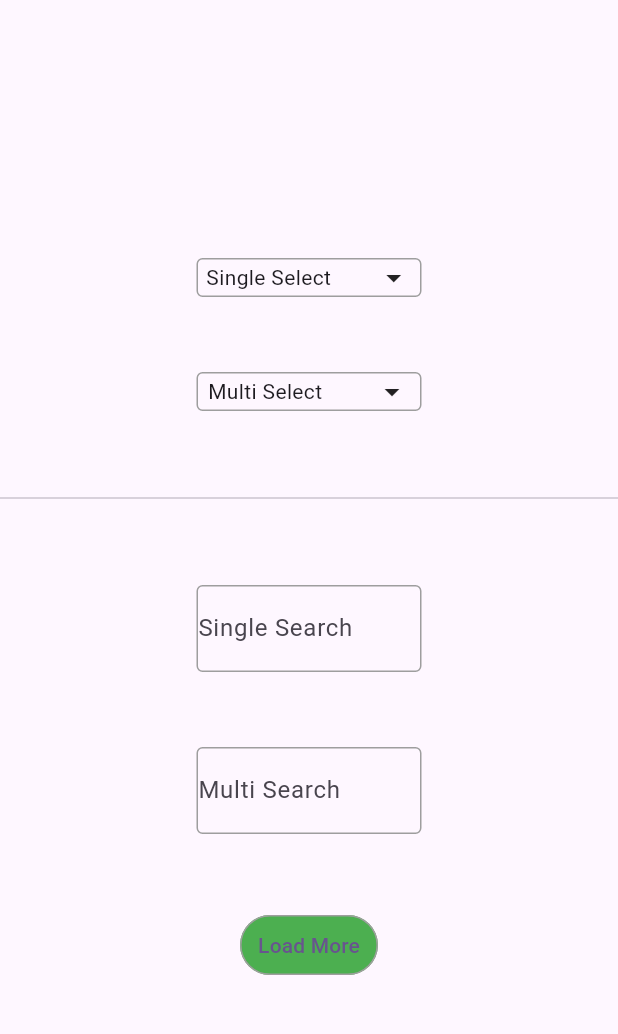
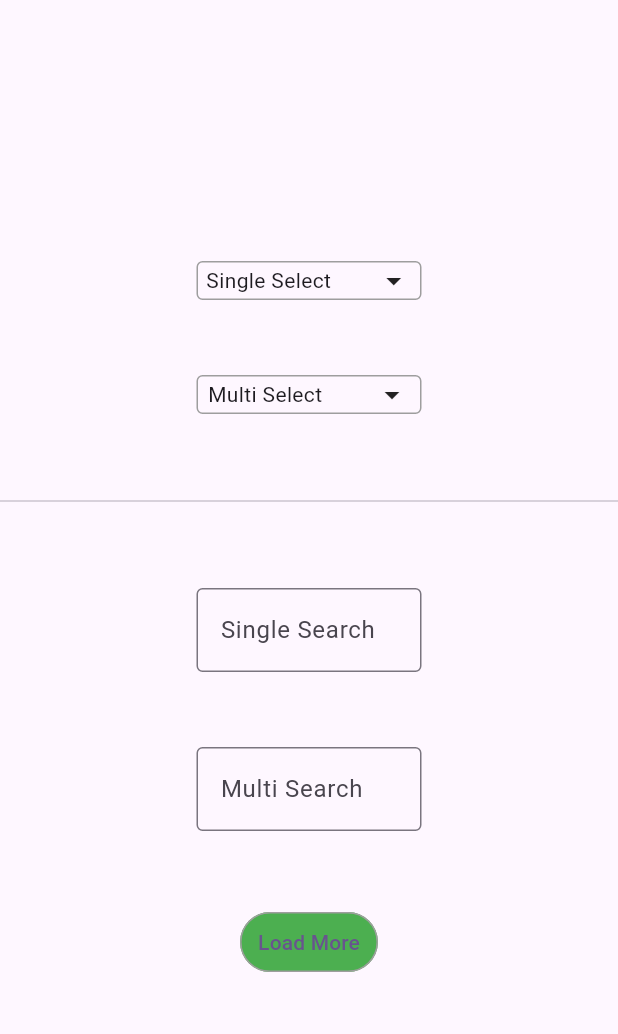
Before and after one commit to SimonWang9610/simple_dropdown, a Flutter app: the screen it shows after launch, on a phone screen of 412 x 824 dp, the part 63-1097 px from its top. Run offline on Flutter 3.47's test engine with Material 3 defaults, Android fonts, the phone set to English and light mode, and no system bars.

```diff
--- a/example/lib/main.dart
+++ b/example/lib/main.dart
@@ -170,17 +170,13 @@ class _DropdownExampleState extends State<DropdownExample> {
           const SizedBox(height: 50),
           SimpleDropdown<String>.list(
             controller: _singleSearchController,
-            builder: (_) => Container(
+            builder: (_) => SizedBox(
               width: 150,
-              decoration: BoxDecoration(
-                border: Border.all(color: Colors.grey),
-                borderRadius: BorderRadius.circular(4),
-              ),
               child: TextField(
                 controller: _singleSearch,
                 decoration: const InputDecoration(
                   labelText: "Single Search",
-                  border: InputBorder.none,
+                  border: OutlineInputBorder(),
                 ),
                 onChanged: (value) {
                   if (!_singleSearchController.isOpen) {
@@ -223,17 +219,13 @@ class _DropdownExampleState extends State<DropdownExample> {
           const SizedBox(height: 50),
           SimpleDropdown<String>.list(
             controller: _multiSearchController,
-            builder: (_) => Container(
+            builder: (_) => SizedBox(
               width: 150,
-              decoration: BoxDecoration(
-                border: Border.all(color: Colors.grey),
-                borderRadius: BorderRadius.circular(4),
-              ),
               child: TextField(
                 controller: _multiSearch,
                 decoration: const InputDecoration(
                   labelText: "Multi Search",
-                  border: InputBorder.none,
+                  border: OutlineInputBorder(),
                 ),
                 onChanged: (value) {
                   if (!_multiSearchController.isOpen) {
--- a/lib/src/controller.dart
+++ b/lib/src/controller.dart
@@ -76,7 +76,7 @@ abstract mixin class _MenuStatusNotifier {
 }
 
 abstract base class DropdownItemManager<T>
-    with _ItemSearchHistoryBucket<T>, _MenuStatusNotifier {
+    with _ItemSearchHistoryBucket<T>, _MenuStatusNotifier, ChangeNotifier {
   /// Set the given items to the dropdown menu.
   /// if [replace], the current items will be replaced with the given items, and all history will be cleared.
   /// if [rebuild], the menu will be rebuilt after the items are set.
@@ -185,6 +185,14 @@ abstract base class DropdownItemManager<T>
   /// The current items that will be shown in the dropdown menu.
   List<T> get _currentItemValues =>
       _currentHistory?.items ?? _itemValues.toList();
+
+  @override
+  void dispose() {
+    _clearHistory();
+    _itemValues.clear();
+    _loading = false;
+    super.dispose();
+  }
 }
 
 mixin DropdownOverlayBuilderDelegate<W extends StatefulWidget> on State<W> {
@@ -192,8 +200,7 @@ mixin DropdownOverlayBuilderDelegate<W extends StatefulWidget> on State<W> {
 }
 
 /// The controller that will be used to control the dropdown menu.
-abstract base class DropdownController<T> extends DropdownItemManager<T>
-    with ChangeNotifier {
+abstract base class DropdownController<T> extends DropdownItemManager<T> {
   final bool _unselectable;
   DropdownController(this._unselectable);
 
--- a/pubspec.yaml
+++ b/pubspec.yaml
@@ -1,6 +1,6 @@
 name: dropdown_overlay
 description: "A Dropdown component enabled with fully UI customization and programmatically control: open/dismiss/select/search/load"
-version: 0.0.1
+version: 0.1.0
 homepage:
 
 environment:
```
Also changed, not shown: 2 other files.
